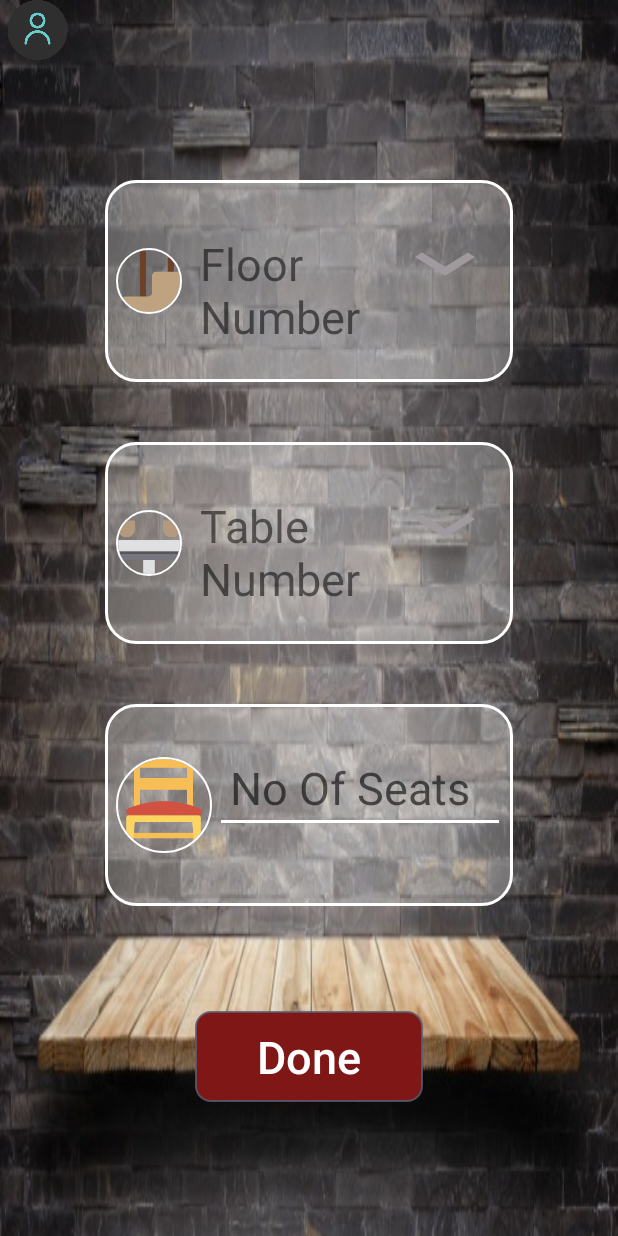
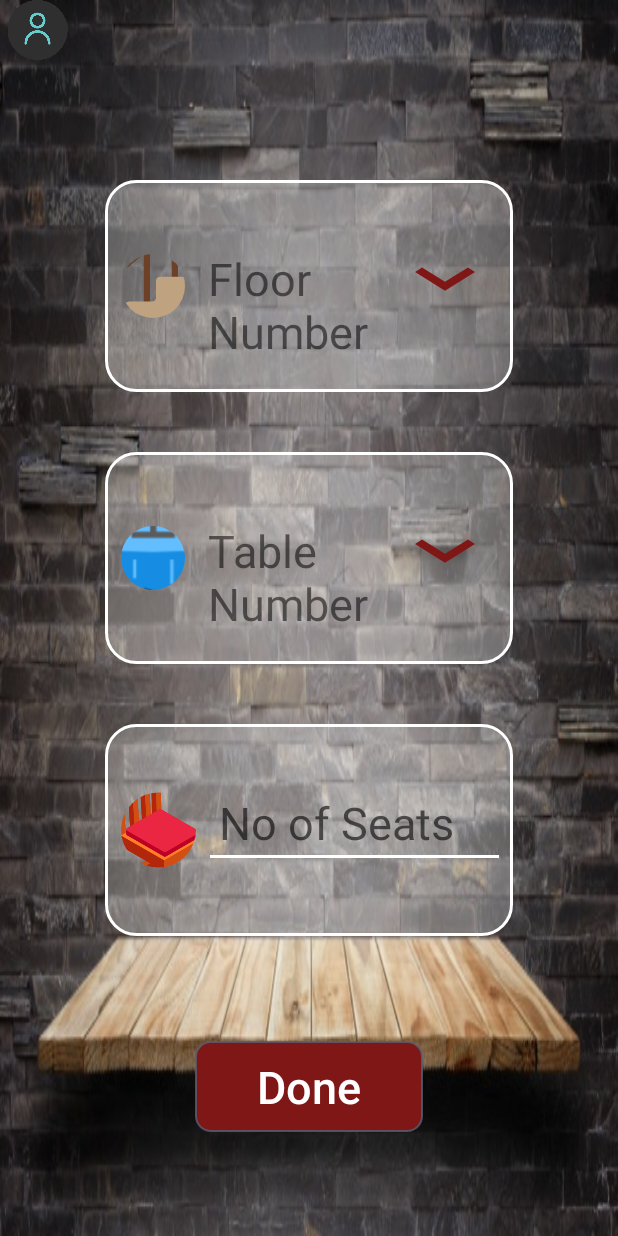
Before and after one commit to tahani-developer/menueResturant, an Android app: the OptionsActivity screen opened directly, with no data from a screen before it, on a phone screen of 412 x 824 dp. Run offline under Robolectric (Android 15) with nearby library versions, the phone set to English and light mode, and no system bars; our stand-ins replace CircleImageView.

Commit message:
abeer  option: hiding keyboard when starting  category: editing the design

```diff
--- a/app/src/main/java/com/example/falconssoftcompletedmenu/OptionsActivity.java
+++ b/app/src/main/java/com/example/falconssoftcompletedmenu/OptionsActivity.java
@@ -13,8 +13,10 @@ import android.view.Gravity;
 import android.view.MotionEvent;
 import android.view.View;
 import android.view.ViewGroup;
+import android.view.WindowManager;
 import android.view.animation.Animation;
 import android.view.animation.AnimationUtils;
+import android.view.inputmethod.InputMethodManager;
 import android.widget.Button;
 import android.widget.EditText;
 import android.widget.LinearLayout;
@@ -48,6 +50,9 @@ public class OptionsActivity extends AppCompatActivity implements View.OnClickLi
     protected void onCreate(Bundle savedInstanceState) {
         super.onCreate(savedInstanceState);
         setContentView(R.layout.activity_options);
+
+        getWindow().setSoftInputMode(WindowManager.LayoutParams.SOFT_INPUT_STATE_ALWAYS_HIDDEN);
+
 
         databaseHandler = new DatabaseHandler(this);
         filList();
--- a/app/src/main/res/drawable/ic_keyboard_arrow_down_yellow_24dp.xml
+++ b/app/src/main/res/drawable/ic_keyboard_arrow_down_yellow_24dp.xml
@@ -1,4 +1,4 @@
-<vector android:height="24dp" android:tint="#A0999E"
+<vector android:height="24dp" android:tint="#801717"
     android:viewportHeight="24.0" android:viewportWidth="24.0"
     android:width="24dp" xmlns:android="http://schemas.android.com/apk/res/android">
     <path android:fillColor="#FF000000" android:pathData="M7.41,7.84L12,12.42l4.59,-4.58L18,9.25l-6,6 -6,-6z"/>
--- a/app/src/main/res/layout/activity_options.xml
+++ b/app/src/main/res/layout/activity_options.xml
@@ -57,17 +57,15 @@
                 <de.hdodenhof.circleimageview.CircleImageView
                     android:layout_width="0dp"
                     android:layout_height="120dp"
+                    android:layout_margin="5dp"
                     android:layout_weight="1"
-                    app:civ_border_color="@color/white_dark"
-                    app:civ_border_width="1dp"
-                    android:layout_margin="2dp"
                     android:src="@drawable/stairs" />
 
                 <TextView
                     android:id="@+id/options_floorNo_tv"
                     android:layout_width="0dp"
                     android:layout_height="wrap_content"
-                    android:layout_marginTop="20dp"
+                    android:layout_marginTop="30dp"
                     android:layout_weight="3"
                     android:padding="10dp"
                     android:text="@string/floor_no"
@@ -77,6 +75,7 @@
                     android:id="@+id/options_add_floor"
                     android:layout_width="80dp"
                     android:layout_height="50dp"
+                    android:layout_marginTop="10dp"
                     android:background="@drawable/ic_keyboard_arrow_down_yellow_24dp" />
             </TableRow>
 
@@ -115,17 +114,15 @@
                 <de.hdodenhof.circleimageview.CircleImageView
                     android:layout_width="0dp"
                     android:layout_height="120dp"
+                    android:layout_margin="5dp"
                     android:layout_weight="1"
-                    app:civ_border_color="@color/white_dark"
-                    app:civ_border_width="1dp"
-                    android:layout_margin="2dp"
                     android:src="@drawable/table" />
 
                 <TextView
                     android:id="@+id/options_tableNo_tv"
                     android:layout_width="0dp"
                     android:layout_height="wrap_content"
-                    android:layout_marginTop="20dp"
+                    android:layout_marginTop="30dp"
                     android:layout_weight="3"
                     android:padding="10dp"
                     android:text="@string/table_no"
@@ -135,6 +132,7 @@
                     android:id="@+id/options_add_table"
                     android:layout_width="80dp"
                     android:layout_height="50dp"
+                    android:layout_marginTop="10dp"
                     android:background="@drawable/ic_keyboard_arrow_down_yellow_24dp" />
             </TableRow>
 
@@ -170,18 +168,16 @@
             <de.hdodenhof.circleimageview.CircleImageView
                 android:layout_width="0dp"
                 android:layout_height="120dp"
+                android:layout_margin="5dp"
                 android:layout_weight="1"
-                app:civ_border_color="@color/white_dark"
-                app:civ_border_width="1dp"
-                android:layout_margin="2dp"
                 android:src="@drawable/chair" />
 
             <EditText
                 android:id="@+id/options_noOfSeats_ET"
                 android:layout_width="0dp"
                 android:layout_height="wrap_content"
-                android:layout_marginTop="20dp"
-                android:layout_weight="3"
+                android:layout_marginTop="30dp"
+                android:layout_weight="4"
                 android:hint="@string/no_of_seats"
                 android:padding="10dp"
                 android:textSize="30sp" />
--- a/app/src/main/res/layout/categoty_layout.xml
+++ b/app/src/main/res/layout/categoty_layout.xml
@@ -17,7 +17,7 @@
         android:layout_marginBottom="10dp"
         android:text="burger"
         android:textAllCaps="false"
-        android:textColor="@color/red"
+        android:textColor="@color/white_dark"
         android:textSize="40sp"
         android:textStyle="bold" />
 
--- a/app/src/main/res/values/strings.xml
+++ b/app/src/main/res/values/strings.xml
@@ -17,7 +17,7 @@
 
     <string name="floor_no">Floor Number</string>
     <string name="table_no">Table Number</string>
-    <string name="no_of_seats">No Of Seats</string>
+    <string name="no_of_seats">No of Seats</string>
     <string name="done">Done</string>
 
 
```
Also changed, not shown: app/src/main/java/com/example/falconssoftcompletedmenu/SendSocket.java (+11 -12 lines), app/src/main/java/com/example/falconssoftcompletedmenu/category/CategoryActivity.java (+27 -45 lines), app/src/main/res/layout/category_listview.xml (+16 -2 lines), app/src/main/res/drawable/chair.png, app/src/main/res/drawable/dinner.png (added), app/src/main/res/drawable/table.png, app/src/main/res/drawable/waiter.png (added).
